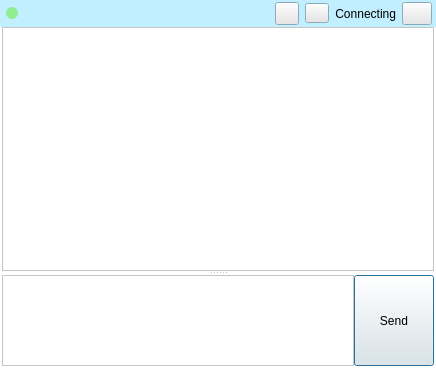
Above: examples/qtmegachatapi/chatWindow.ui from meganz/MEGAchat before the change. Below: the same form after it.
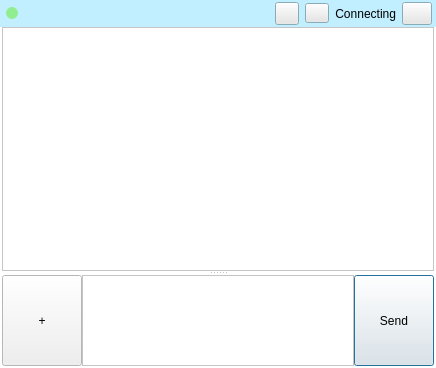
That is the form after the change. Icons and pictures are not drawn. Custom widgets are drawn as their Qt base class.

What changed in the file:
```diff
--- a/examples/qtmegachatapi/chatWindow.ui
+++ b/examples/qtmegachatapi/chatWindow.ui
@@ -537,6 +537,46 @@
              <property name="topMargin">
               <number>0</number>
              </property>
+             <item>
+              <widget class="QPushButton" name="mAttachBtn">
+               <property name="sizePolicy">
+                <sizepolicy hsizetype="Minimum" vsizetype="Minimum">
+                 <horstretch>0</horstretch>
+                 <verstretch>0</verstretch>
+                </sizepolicy>
+               </property>
+               <property name="minimumSize">
+                <size>
+                 <width>80</width>
+                 <height>0</height>
+                </size>
+               </property>
+               <property name="maximumSize">
+                <size>
+                 <width>80</width>
+                 <height>16777215</height>
+                </size>
+               </property>
+               <property name="toolTip">
+                <string>Send the typed message</string>
+               </property>
+               <property name="styleSheet">
+                <string notr="true"/>
+               </property>
+               <property name="text">
+                <string>+</string>
+               </property>
+               <property name="autoDefault">
+                <bool>false</bool>
+               </property>
+               <property name="default">
+                <bool>true</bool>
+               </property>
+               <property name="flat">
+                <bool>false</bool>
+               </property>
+              </widget>
+             </item>
              <item>
               <widget class="MsgInputBox" name="mMessageEdit">
                <property name="sizePolicy">
```
